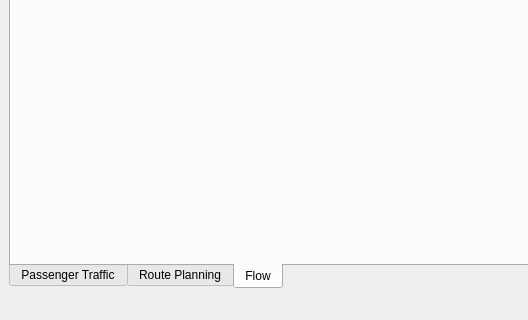
skyzh/Meteor, file mainwindow.ui: the form before one commit; both pictures show x 0 to 528 and y 280 to 600 of the 800 by 600 pixel window.
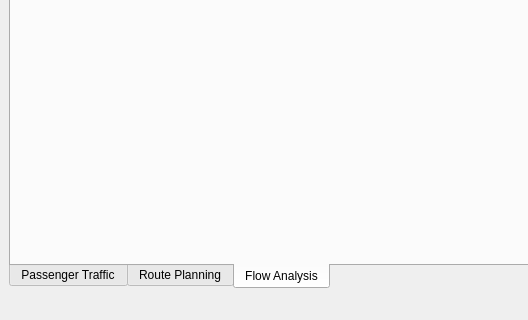
The form after the commit. The open tabs and pages were chosen to show the change.

Commit message: add flow analysis text

The edit to the form file:
```diff
--- a/mainwindow.ui
+++ b/mainwindow.ui
@@ -338,7 +338,7 @@
       </widget>
       <widget class="QWidget" name="tab_flow">
        <attribute name="title">
-        <string>Flow</string>
+        <string>Flow Analysis</string>
        </attribute>
       </widget>
      </widget>
```
Left out of the diff: 4 changed lines with no effect on the pictures. The commit also changes 6 other files.
